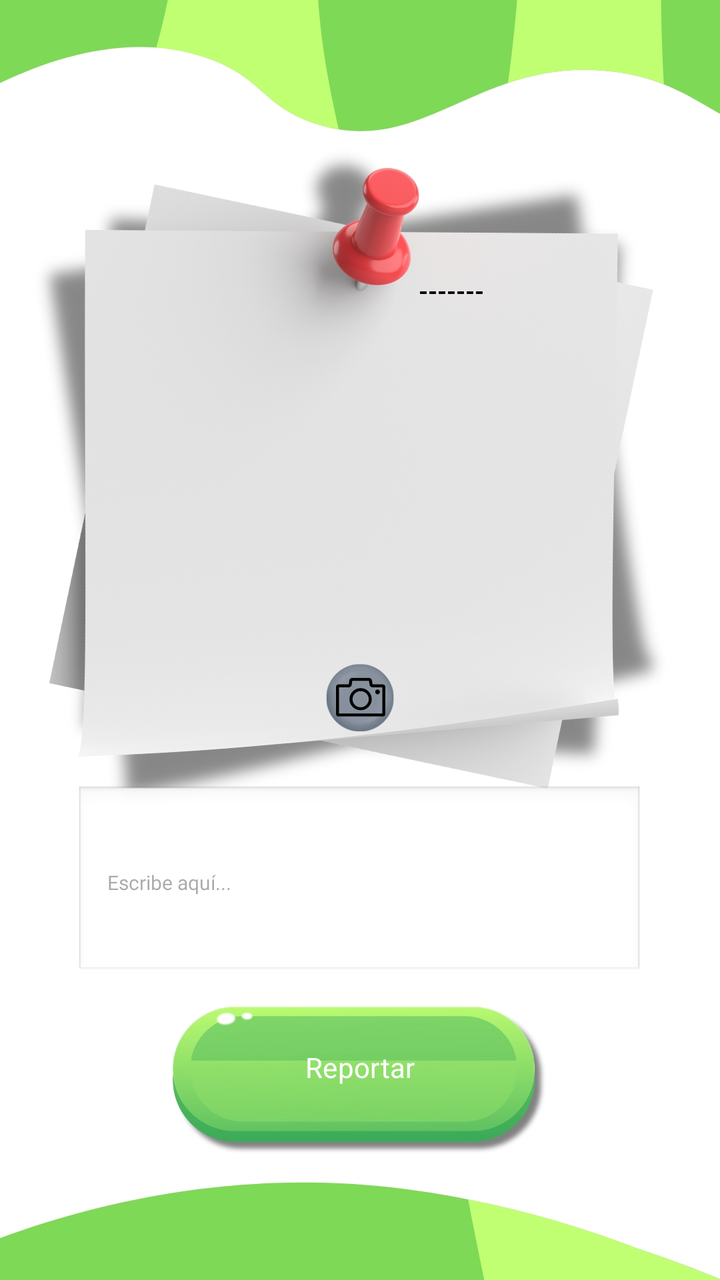
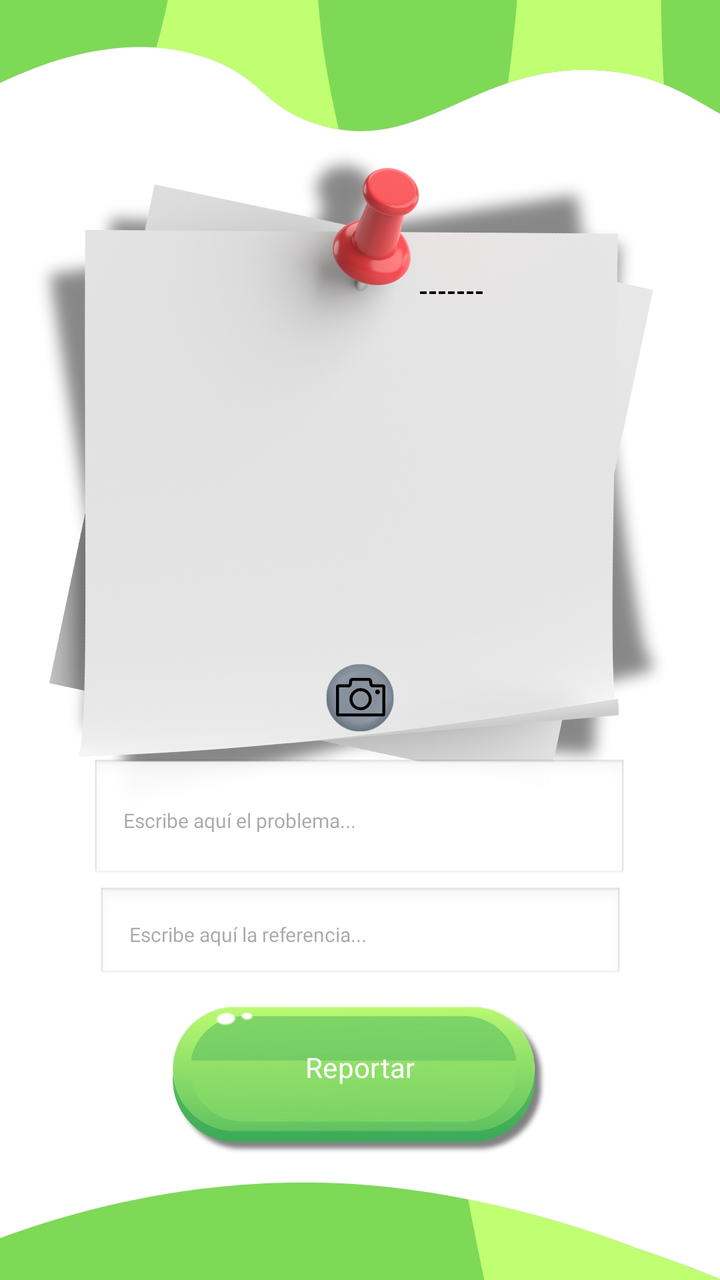

An Android layout rendered at two revisions. The XML below is the earlier revision; the diff shows what the commit changed to produce the second picture.
<!-- AndroidManifest.xml: application theme Theme.ECOALERTA -->
<!-- res/layout/activity_reportar_ui.xml -->
<androidx.constraintlayout.widget.ConstraintLayout xmlns:android="http://schemas.android.com/apk/res/android"
    xmlns:app="http://schemas.android.com/apk/res-auto"
    xmlns:tools="http://schemas.android.com/tools"
    android:id="@+id/txtWelcome"
    android:layout_width="match_parent"
    android:layout_height="match_parent"
    android:background="#7ED856"
    tools:context=".Interfaces.ReportarUI">

    <ImageView
        android:id="@+id/imageView"
        android:layout_width="wrap_content"
        android:layout_height="wrap_content"
        android:scaleType="centerCrop"
        app:layout_constraintBottom_toBottomOf="parent"
        app:layout_constraintEnd_toEndOf="parent"
        app:layout_constraintHorizontal_bias="0.0"
        app:layout_constraintStart_toStartOf="parent"
        app:layout_constraintTop_toTopOf="parent"
        app:layout_constraintVertical_bias="0.0"
        app:srcCompat="@drawable/reportar_ui" />

    <EditText
        android:id="@+id/textArea"
        android:layout_width="284dp"
        android:layout_height="97dp"
        android:background="@android:drawable/edit_text"
        android:fontFamily="@font/adlam_display"
        android:hint="Escribe aquí..."
        android:inputType="textMultiLine"
        android:lines="5"
        android:maxLines="10"
        android:minLines="3"
        android:padding="16dp"
        android:textColor="#000000"
        android:textSize="10sp"
        app:layout_constraintBottom_toBottomOf="parent"
        app:layout_constraintEnd_toEndOf="parent"
        app:layout_constraintHorizontal_bias="0.496"
        app:layout_constraintStart_toStartOf="parent"
        app:layout_constraintTop_toTopOf="parent"
        app:layout_constraintVertical_bias="0.723" />

    <TextView
        android:id="@+id/txvfecha"
        android:layout_width="119dp"
        android:layout_height="17dp"
        android:text="-------"
        android:textColor="#000000"
        android:textSize="12sp"
        android:textStyle="bold"
        app:layout_constraintBottom_toBottomOf="parent"
        app:layout_constraintEnd_toEndOf="parent"
        app:layout_constraintHorizontal_bias="0.869"
        app:layout_constraintStart_toStartOf="parent"
        app:layout_constraintTop_toTopOf="parent"
        app:layout_constraintVertical_bias="0.22000003" />

    <Button
        android:id="@+id/btnReportar"
        android:layout_width="165dp"
        android:layout_height="58dp"
        android:backgroundTint="#00FFFFFF"
        android:fontFamily="@font/adlam_display"
        android:text="Reportar"
        android:textColor="#FFFFFF"
        app:layout_constraintBottom_toBottomOf="@+id/imageView"
        app:layout_constraintEnd_toEndOf="parent"
        app:layout_constraintStart_toStartOf="parent"
        app:layout_constraintTop_toTopOf="parent"
        app:layout_constraintVertical_bias="0.867" />

    <ImageView
        android:id="@+id/imgvReporte"
        android:layout_width="255dp"
        android:layout_height="208dp"
        android:layout_marginStart="7dp"
        android:layout_marginEnd="2dp"
        android:scaleType="centerCrop"
        app:layout_constraintBottom_toBottomOf="@+id/imageView"
        app:layout_constraintEnd_toEndOf="parent"
        app:layout_constraintHorizontal_bias="0.448"
        app:layout_constraintStart_toStartOf="parent"
        app:layout_constraintTop_toTopOf="parent"
        app:layout_constraintVertical_bias="0.338" />

    <Button
        android:id="@+id/btnCargarFoto"
        android:layout_width="45dp"
        android:layout_height="37dp"
        android:backgroundTint="#00817E7E"
        app:layout_constraintBottom_toBottomOf="parent"
        app:layout_constraintEnd_toEndOf="parent"
        app:layout_constraintHorizontal_bias="0.498"
        app:layout_constraintStart_toStartOf="parent"
        app:layout_constraintTop_toTopOf="parent"
        app:layout_constraintVertical_bias="0.55" />

</androidx.constraintlayout.widget.ConstraintLayout>
<!-- resources referenced by this layout -->
<resources>
  <!-- drawable reportar_ui: jpg bitmap (drawable, 269047 bytes) -->
  <style name="Theme.ECOALERTA" parent="Base.Theme.ECOALERTA" />
  <style name="Base.Theme.ECOALERTA" parent="Theme.Material3.DayNight.NoActionBar">
          
          
      </style>
</resources>

<!-- the commit's change to res/layout/activity_reportar_ui.xml (unified diff, before → after) -->
@@ -22,11 +22,11 @@
 
     <EditText
         android:id="@+id/textArea"
-        android:layout_width="284dp"
-        android:layout_height="97dp"
+        android:layout_width="268dp"
+        android:layout_height="62dp"
         android:background="@android:drawable/edit_text"
         android:fontFamily="@font/adlam_display"
-        android:hint="Escribe aquí..."
+        android:hint="Escribe aquí el problema..."
         android:inputType="textMultiLine"
         android:lines="5"
         android:maxLines="10"
@@ -39,7 +39,28 @@
         app:layout_constraintHorizontal_bias="0.496"
         app:layout_constraintStart_toStartOf="parent"
         app:layout_constraintTop_toTopOf="parent"
-        app:layout_constraintVertical_bias="0.723" />
+        app:layout_constraintVertical_bias="0.656" />
+
+    <EditText
+        android:id="@+id/txtReferencia"
+        android:layout_width="263dp"
+        android:layout_height="48dp"
+        android:background="@android:drawable/edit_text"
+        android:fontFamily="@font/adlam_display"
+        android:hint="Escribe aquí la referencia..."
+        android:inputType="textMultiLine"
+        android:lines="5"
+        android:maxLines="10"
+        android:minLines="3"
+        android:padding="16dp"
+        android:textColor="#000000"
+        android:textSize="10sp"
+        app:layout_constraintBottom_toBottomOf="parent"
+        app:layout_constraintEnd_toEndOf="parent"
+        app:layout_constraintStart_toStartOf="parent"
+        app:layout_constraintTop_toTopOf="parent"
+        app:layout_constraintVertical_bias="0.749" />
+
 
     <TextView
         android:id="@+id/txvfecha"
